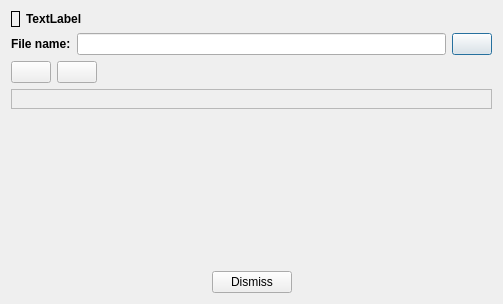
Before: the Qt Designer form triadseditordialog.ui in PauloCarvalhoRJ/gammaray, drawn with Qt 5.
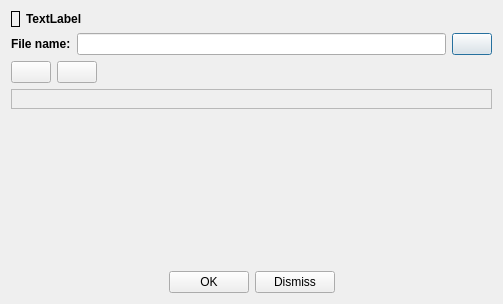
After: the same form once the commit is applied. Icons and pictures are not drawn.

Patch:
```diff
--- a/triadseditordialog.ui
+++ b/triadseditordialog.ui
@@ -159,6 +159,13 @@
        </property>
       </spacer>
      </item>
+     <item>
+      <widget class="QPushButton" name="btnOK">
+       <property name="text">
+        <string>OK</string>
+       </property>
+      </widget>
+     </item>
      <item>
       <widget class="QPushButton" name="btnDismiss">
        <property name="text">
```
Left out of the diff: 20 changed lines with no effect on the pictures.
